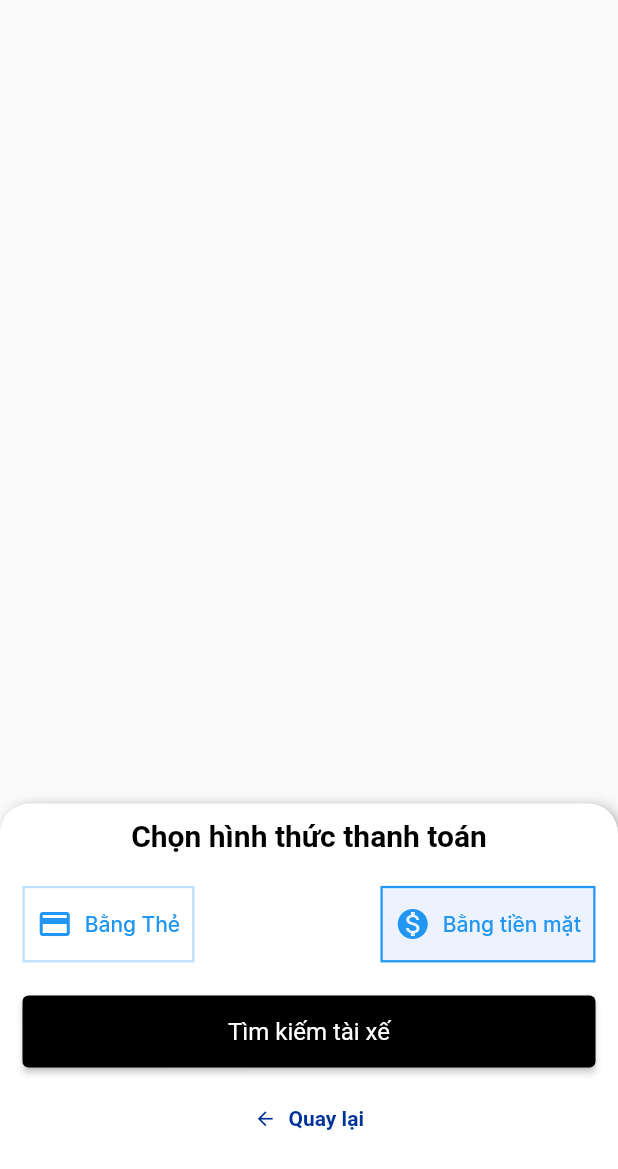
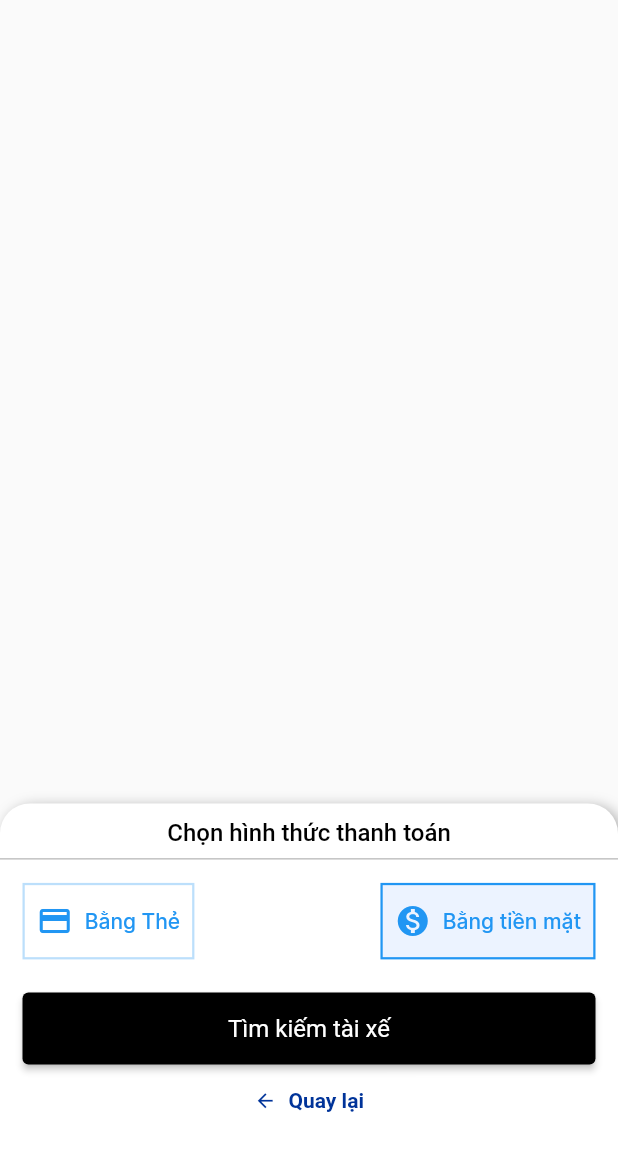
Before and after one commit to 2tech-US/2Tech-CustomerApp, a Flutter app: the PaymentMethodSelectionWidget widget shown alone on an empty page, opened directly with empty values, on a phone screen of 412 x 824 dp. Shown: the top 1169 px of the screen. Run offline on Flutter 3.47's test engine with Material 2 defaults, Android fonts, the phone set to English and light mode, and no system bars; our stand-ins replace bloc, equatable, flutter_bloc, flutter_spinkit, geocoding, geolocator and 5 more; missing offline and left inert: flutter_google_places, google_api_headers, google_maps_webservice; accounts and stored records are empty; Roboto replaces fonts that are missing (Inter-Bold, Inter-Medium, Inter-Regular).

Commit message:
Chore: small change

```diff
--- a/customer_app/lib/widgets/payment_method_selection/payment_method_selection.dart
+++ b/customer_app/lib/widgets/payment_method_selection/payment_method_selection.dart
@@ -48,10 +48,11 @@ class _PaymentMethodSelectionWidgetState
                 Center(
                   child: Text(
                     "Chọn hình thức thanh toán",
-                    style: BaseTextStyle.fontFamilyBold(Colors.black, 20),
+                    style: BaseTextStyle.fontFamilyMedium(Colors.black, 16),
                   ),
                 ),
-                const SizedBox(height: 22),
+                const Divider(),
+                const SizedBox(height: 8),
                 Padding(
                   padding: const EdgeInsets.symmetric(horizontal: 15),
                   child: Row(
@@ -209,7 +210,6 @@ class _PaymentMethodSelectionWidgetState
                           ),
                         ),
                       ),
-                const SizedBox(height: 10),
                 TextButton.icon(
                     onPressed: () {
                       BlocProvider.of<HomeCubit>(context).pickupSelection();
```
